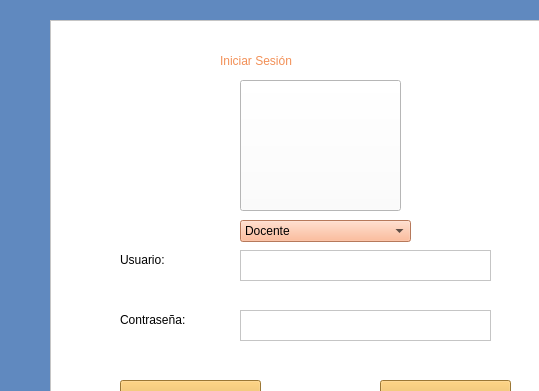
This is login.ui in Shanem007/AulaVirtual as Qt 5 draws it before an edit; both pictures show x 0 to 539 and y 0 to 391 of the 636 by 495 pixel window. The edited form follows.
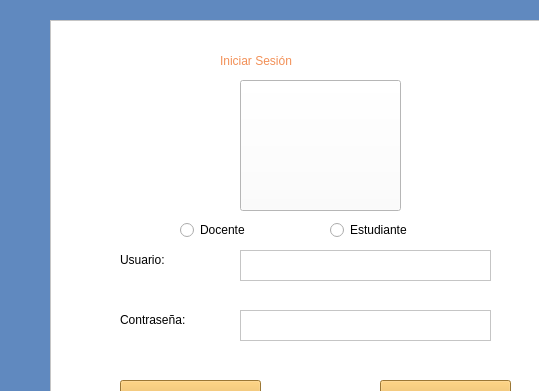
This is the edited form. Icons and pictures are not drawn.

What changed in the file:
```diff
--- a/login.ui
+++ b/login.ui
@@ -47,29 +47,6 @@
    <property name="frameShadow">
     <enum>QFrame::Raised</enum>
    </property>
-   <widget class="QComboBox" name="comboBox">
-    <property name="geometry">
-     <rect>
-      <x>190</x>
-      <y>200</y>
-      <width>171</width>
-      <height>22</height>
-     </rect>
-    </property>
-    <property name="styleSheet">
-     <string notr="true">background-color: rgb(255, 170, 127);</string>
-    </property>
-    <item>
-     <property name="text">
-      <string>Docente</string>
-     </property>
-    </item>
-    <item>
-     <property name="text">
-      <string>Estudiante</string>
-     </property>
-    </item>
-   </widget>
    <widget class="QTextEdit" name="usuario_IS">
     <property name="geometry">
      <rect>
@@ -197,6 +174,32 @@
      </size>
     </property>
    </widget>
+   <widget class="QRadioButton" name="radioButton">
+    <property name="geometry">
+     <rect>
+      <x>130</x>
+      <y>200</y>
+      <width>89</width>
+      <height>20</height>
+     </rect>
+    </property>
+    <property name="text">
+     <string>Docente</string>
+    </property>
+   </widget>
+   <widget class="QRadioButton" name="radioButton_2">
+    <property name="geometry">
+     <rect>
+      <x>280</x>
+      <y>200</y>
+      <width>89</width>
+      <height>20</height>
+     </rect>
+    </property>
+    <property name="text">
+     <string>Estudiante</string>
+    </property>
+   </widget>
   </widget>
  </widget>
  <resources>
```
